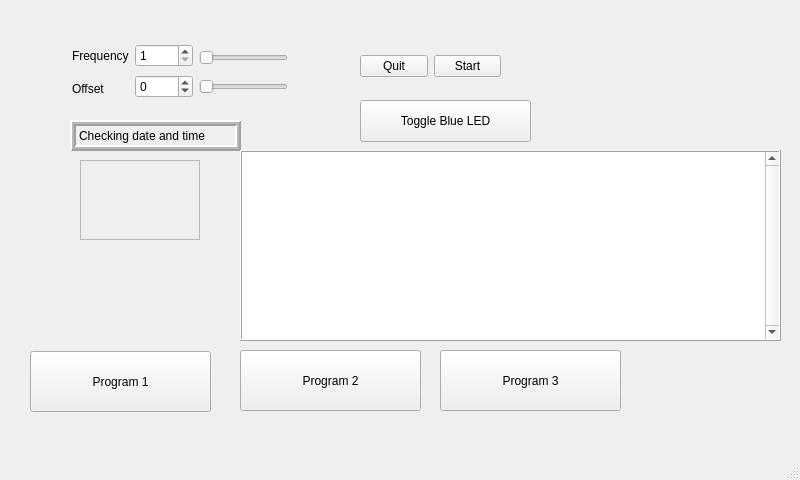
First picture: the form in test0/gui.ui, repository ursl/tessie, before the edit.
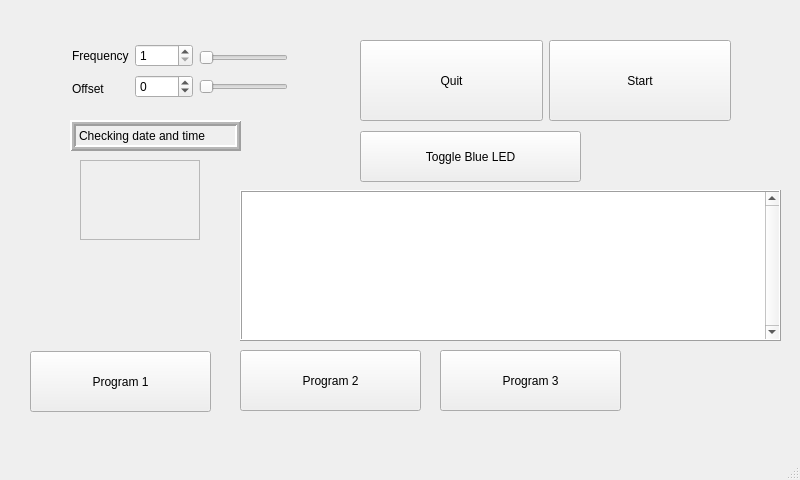
Second picture: the form after the edit.

Commit message: changed button sizes

```diff
--- a/test0/gui.ui
+++ b/test0/gui.ui
@@ -90,21 +90,42 @@
     <property name="geometry">
      <rect>
       <x>360</x>
-      <y>50</y>
-      <width>141</width>
-      <height>32</height>
+      <y>40</y>
+      <width>371</width>
+      <height>81</height>
      </rect>
     </property>
     <layout class="QHBoxLayout" name="horizontalLayout_4">
+     <property name="sizeConstraint">
+      <enum>QLayout::SetNoConstraint</enum>
+     </property>
      <item>
       <widget class="QPushButton" name="pushButton_2">
+       <property name="sizePolicy">
+        <sizepolicy hsizetype="Minimum" vsizetype="Minimum">
+         <horstretch>0</horstretch>
+         <verstretch>0</verstretch>
+        </sizepolicy>
+       </property>
        <property name="text">
         <string>Quit</string>
        </property>
+       <property name="iconSize">
+        <size>
+         <width>33</width>
+         <height>33</height>
+        </size>
+       </property>
       </widget>
      </item>
      <item>
       <widget class="QPushButton" name="pushButton">
+       <property name="sizePolicy">
+        <sizepolicy hsizetype="Minimum" vsizetype="Minimum">
+         <horstretch>0</horstretch>
+         <verstretch>0</verstretch>
+        </sizepolicy>
+       </property>
        <property name="palette">
         <palette>
          <active>
@@ -175,6 +196,12 @@
        <property name="text">
         <string>Start</string>
        </property>
+       <property name="iconSize">
+        <size>
+         <width>33</width>
+         <height>33</height>
+        </size>
+       </property>
       </widget>
      </item>
     </layout>
@@ -258,9 +285,9 @@
     <property name="geometry">
      <rect>
       <x>240</x>
-      <y>150</y>
+      <y>190</y>
       <width>541</width>
-      <height>191</height>
+      <height>151</height>
      </rect>
     </property>
     <property name="frameShape">
@@ -292,9 +319,9 @@
     <property name="geometry">
      <rect>
       <x>360</x>
-      <y>100</y>
-      <width>171</width>
-      <height>42</height>
+      <y>131</y>
+      <width>221</width>
+      <height>51</height>
      </rect>
     </property>
     <property name="text">
```
